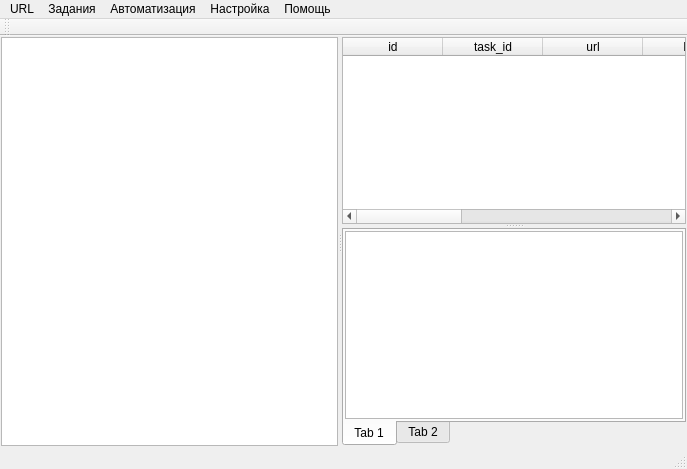
This is REXLoader/rexwindow.ui in RA9OAJ/rexloader as Qt 5 draws it before an edit. The edited form follows.
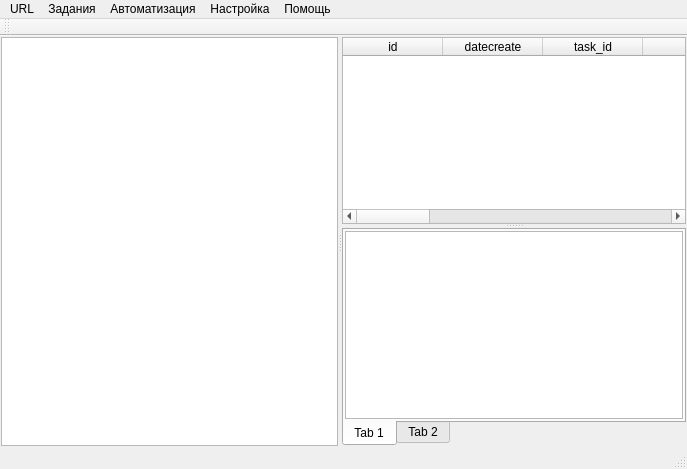
This is the edited form.

Diff of the .ui file:
```diff
--- a/REXLoader/rexwindow.ui
+++ b/REXLoader/rexwindow.ui
@@ -43,6 +43,11 @@
           <string>id</string>
          </property>
         </column>
+        <column>
+         <property name="text">
+          <string>datecreate</string>
+         </property>
+        </column>
         <column>
          <property name="text">
           <string>task_id</string>
@@ -63,6 +68,11 @@
           <string>Status</string>
          </property>
         </column>
+        <column>
+         <property name="text">
+          <string>Progress</string>
+         </property>
+        </column>
         <column>
          <property name="text">
           <string>Total Size</string>
@@ -83,6 +93,16 @@
           <string>Note</string>
          </property>
         </column>
+        <column>
+         <property name="text">
+          <string>lasterror</string>
+         </property>
+        </column>
+        <column>
+         <property name="text">
+          <string>mime</string>
+         </property>
+        </column>
        </widget>
        <widget class="QTabWidget" name="tabWidget">
         <property name="tabPosition">
```
